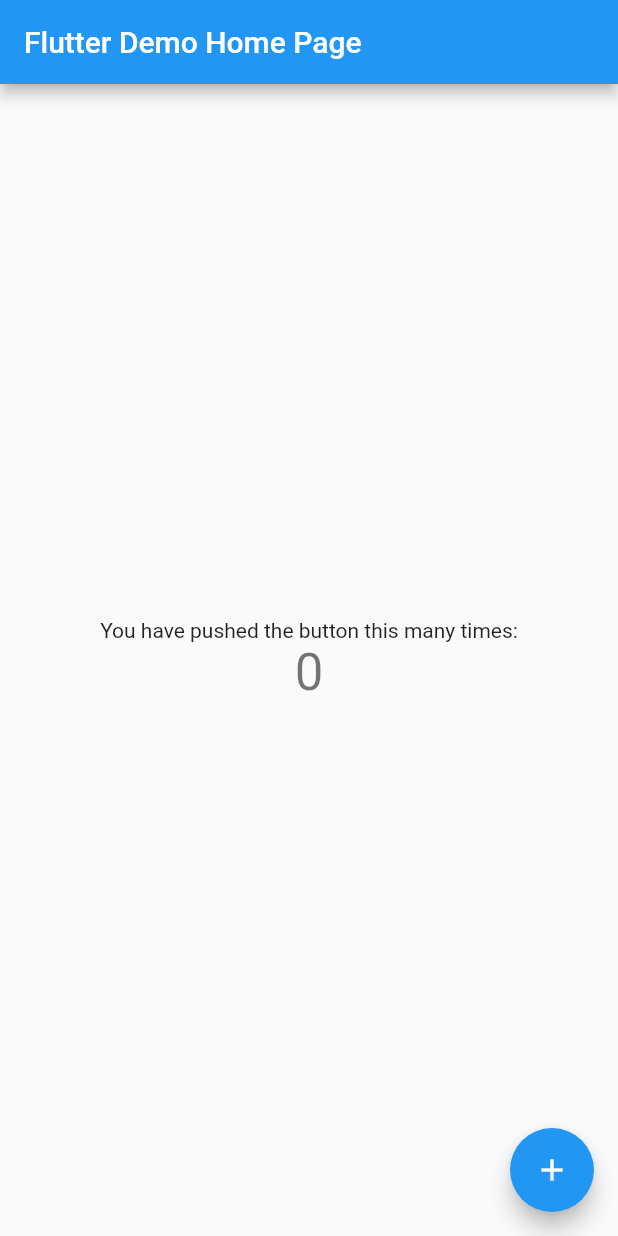
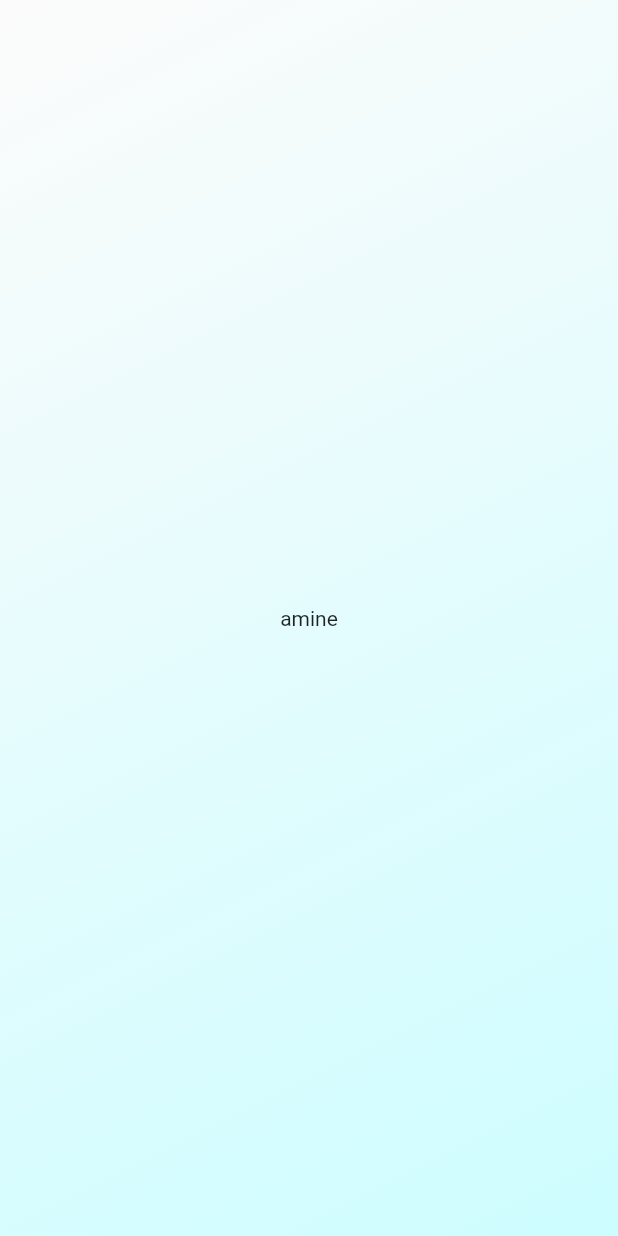
Before and after one commit to a-simplecode/first_code_challenge_flutter, a Flutter app: the screen it shows after launch, on a phone screen of 412 x 824 dp. Run offline on Flutter 3.47's test engine with Material 2 defaults, Android fonts, the phone set to English and light mode, and no system bars.

Commit message:
ADD: container, remove tests

```diff
--- /dev/null
+++ b/lib/gradient_container.dart
@@ -0,0 +1,29 @@
+import 'package:flutter/material.dart';
+
+const startAlignment = Alignment.topLeft;
+const endAlignment = Alignment.bottomRight;
+
+class GradientContainer extends StatelessWidget {
+  const GradientContainer(this.color1, this.color2, {super.key});
+
+  const GradientContainer.baseColor({super.key})
+      : color1 = const Color.fromARGB(255, 252, 251, 251),
+        color2 = const Color.fromARGB(255, 205, 253, 255);
+
+  final Color color1;
+  final Color color2;
+
+  @override
+  Widget build(context) {
+    return Container(
+        decoration: BoxDecoration(
+          gradient: LinearGradient(
+              colors: [color1, color2],
+              begin: startAlignment,
+              end: endAlignment),
+        ),
+        child: const Center(
+          child: Text("amine"),
+        ));
+  }
+}
--- a/lib/main.dart
+++ b/lib/main.dart
@@ -1,115 +1,12 @@
 import 'package:flutter/material.dart';
+import 'package:first_code_challenge_flutter/gradient_container.dart';
 
 void main() {
-  runApp(const MyApp());
+  runApp(
+    const MaterialApp(
+      home: Scaffold(
+        body: GradientContainer.baseColor(),
+      ),
+    ),
+  );
 }
-
-class MyApp extends StatelessWidget {
-  const MyApp({super.key});
-
-  // This widget is the root of your application.
-  @override
-  Widget build(BuildContext context) {
-    return MaterialApp(
-      title: 'Flutter Demo',
-      theme: ThemeData(
-        // This is the theme of your application.
-        //
-        // Try running your application with "flutter run". You'll see the
-        // application has a blue toolbar. Then, without quitting the app, try
-        // changing the primarySwatch below to Colors.green and then invoke
-        // "hot reload" (press "r" in the console where you ran "flutter run",
-        // or simply save your changes to "hot reload" in a Flutter IDE).
-        // Notice that the counter didn't reset back to zero; the application
-        // is not restarted.
-        primarySwatch: Colors.blue,
-      ),
-      home: const MyHomePage(title: 'Flutter Demo Home Page'),
-    );
-  }
-}
-
-class MyHomePage extends StatefulWidget {
-  const MyHomePage({super.key, required this.title});
-
-  // This widget is the home page of your application. It is stateful, meaning
-  // that it has a State object (defined below) that contains fields that affect
-  // how it looks.
-
-  // This class is the configuration for the state. It holds the values (in this
-  // case the title) provided by the parent (in this case the App widget) and
-  // used by the build method of the State. Fields in a Widget subclass are
-  // always marked "final".
-
-  final String title;
-
-  @override
-  State<MyHomePage> createState() => _MyHomePageState();
-}
-
-class _MyHomePageState extends State<MyHomePage> {
-  int _counter = 0;
-
-  void _incrementCounter() {
-    setState(() {
-      // This call to setState tells the Flutter framework that something has
-      // changed in this State, which causes it to rerun the build method below
-      // so that the display can reflect the updated values. If we changed
-      // _counter without calling setState(), then the build method would not be
-      // called again, and so nothing would appear to happen.
-      _counter++;
-    });
-  }
-
-  @override
-  Widget build(BuildContext context) {
-    // This method is rerun every time setState is called, for instance as done
-    // by the _incrementCounter method above.
-    //
-    // The Flutter framework has been optimized to make rerunning build methods
-    // fast, so that you can just rebuild anything that needs updating rather
-    // than having to individually change instances of widgets.
-    return Scaffold(
-      appBar: AppBar(
-        // Here we take the value from the MyHomePage object that was created by
-        // the App.build method, and use it to set our appbar title.
-        title: Text(widget.title),
-      ),
-      body: Center(
-        // Center is a layout widget. It takes a single child and positions it
-        // in the middle of the parent.
-        child: Column(
-          // Column is also a layout widget. It takes a list of children and
-          // arranges them vertically. By default, it sizes itself to fit its
-          // children horizontally, and tries to be as tall as its parent.
-          //
-          // Invoke "debug painting" (press "p" in the console, choose the
-          // "Toggle Debug Paint" action from the Flutter Inspector in Android
-          // Studio, or the "Toggle Debug Paint" command in Visual Studio Code)
-          // to see the wireframe for each widget.
-          //
-          // Column has various properties to control how it sizes itself and
-          // how it positions its children. Here we use mainAxisAlignment to
-          // center the children vertically; the main axis here is the vertical
-          // axis because Columns are vertical (the cross axis would be
-          // horizontal).
-          mainAxisAlignment: MainAxisAlignment.center,
-          children: <Widget>[
-            const Text(
-              'You have pushed the button this many times:',
-            ),
-            Text(
-              '$_counter',
-              style: Theme.of(context).textTheme.headlineMedium,
-            ),
-          ],
-        ),
-      ),
-      floatingActionButton: FloatingActionButton(
-        onPressed: _incrementCounter,
-        tooltip: 'Increment',
-        child: const Icon(Icons.add),
-      ), // This trailing comma makes auto-formatting nicer for build methods.
-    );
-  }
-}
```
Also changed, not shown: 1 other file.
